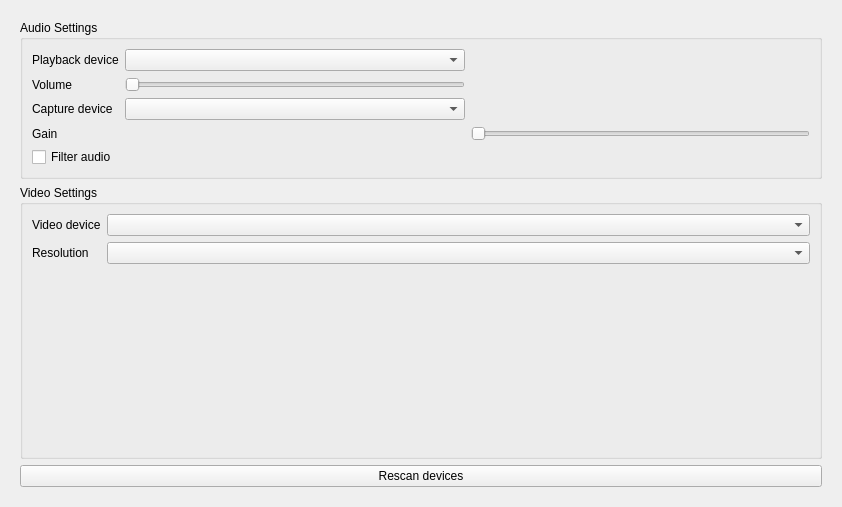
This is src/widget/form/settings/avsettings.ui in qTox/qTox as Qt 5 draws it before an edit. The edited form follows.
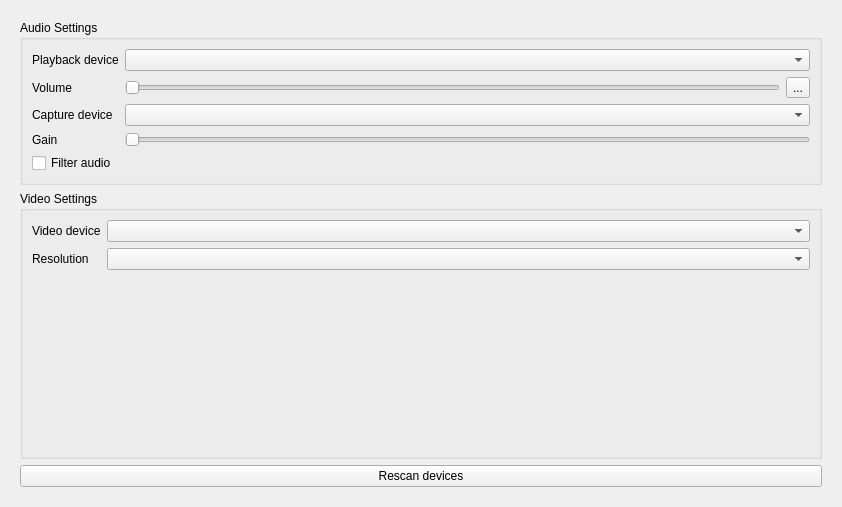
This is the edited form. Icons and pictures are not drawn. Custom widgets are drawn as their Qt base class.

Commit message: add "play test sound" button, while changing volume

Diff of the .ui file:
```diff
--- a/src/widget/form/settings/avsettings.ui
+++ b/src/widget/form/settings/avsettings.ui
@@ -41,20 +41,24 @@
           <string>Audio Settings</string>
          </property>
          <layout class="QGridLayout" name="gridLayout_3">
-          <item row="6" column="0">
-           <widget class="QCheckBox" name="filterAudio">
-            <property name="toolTip">
-             <string>Filter sound from your microphone, so that people hearing you would get better sound.</string>
-            </property>
+          <item row="0" column="0">
+           <widget class="QLabel" name="outDevLabel">
             <property name="text">
-             <string>Filter audio</string>
+             <string>Playback device</string>
             </property>
            </widget>
           </item>
-          <item row="1" column="1">
+          <item row="0" column="1" colspan="2">
            <widget class="QComboBox" name="outDevCombobox"/>
           </item>
-          <item row="2" column="1">
+          <item row="1" column="0">
+           <widget class="QLabel" name="playbackLabel">
+            <property name="text">
+             <string>Volume</string>
+            </property>
+           </widget>
+          </item>
+          <item row="1" column="1">
            <widget class="QSlider" name="playbackSlider">
             <property name="toolTip">
              <string>Use slider to set volume of your speakers.</string>
@@ -67,24 +71,38 @@
             </property>
            </widget>
           </item>
-          <item row="5" column="0">
-           <widget class="QLabel" name="microphoneLabel">
+          <item row="1" column="2">
+           <widget class="QToolButton" name="btnPlayTestSound">
             <property name="text">
-             <string>Gain</string>
+             <string>...</string>
+            </property>
+            <property name="icon">
+             <iconset resource="../../../../res.qrc">
+              <normaloff>:/ui/volButton/volButton.png</normaloff>:/ui/volButton/volButton.png</iconset>
+            </property>
+            <property name="checkable">
+             <bool>true</bool>
             </property>
            </widget>
           </item>
-          <item row="3" column="0">
+          <item row="2" column="0">
            <widget class="QLabel" name="inDevLabel">
             <property name="text">
              <string>Capture device</string>
             </property>
            </widget>
           </item>
-          <item row="3" column="1">
+          <item row="2" column="1" colspan="2">
            <widget class="QComboBox" name="inDevCombobox"/>
           </item>
-          <item row="5" column="2">
+          <item row="3" column="0">
+           <widget class="QLabel" name="microphoneLabel">
+            <property name="text">
+             <string>Gain</string>
+            </property>
+           </widget>
+          </item>
+          <item row="3" column="1" colspan="2">
            <widget class="QSlider" name="microphoneSlider">
             <property name="toolTip">
              <string>Use slider to set volume of your microphone.</string>
@@ -97,17 +115,13 @@
             </property>
            </widget>
           </item>
-          <item row="2" column="0">
-           <widget class="QLabel" name="playbackLabel">
-            <property name="text">
-             <string>Volume</string>
+          <item row="5" column="0">
+           <widget class="QCheckBox" name="filterAudio">
+            <property name="toolTip">
+             <string>Filter sound from your microphone, so that people hearing you would get better sound.</string>
             </property>
-           </widget>
-          </item>
-          <item row="1" column="0">
-           <widget class="QLabel" name="outDevLabel">
             <property name="text">
-             <string>Playback device</string>
+             <string>Filter audio</string>
             </property>
            </widget>
           </item>
```
Left out of the diff: 4 changed lines with no effect on the pictures. The commit also changes 2 other files.
